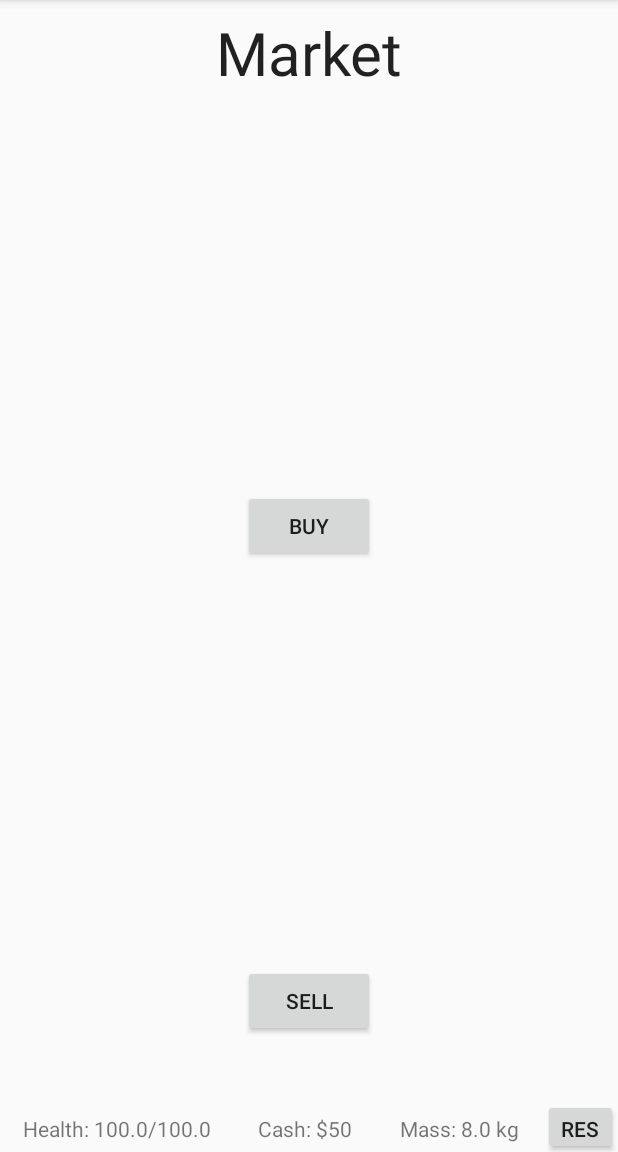
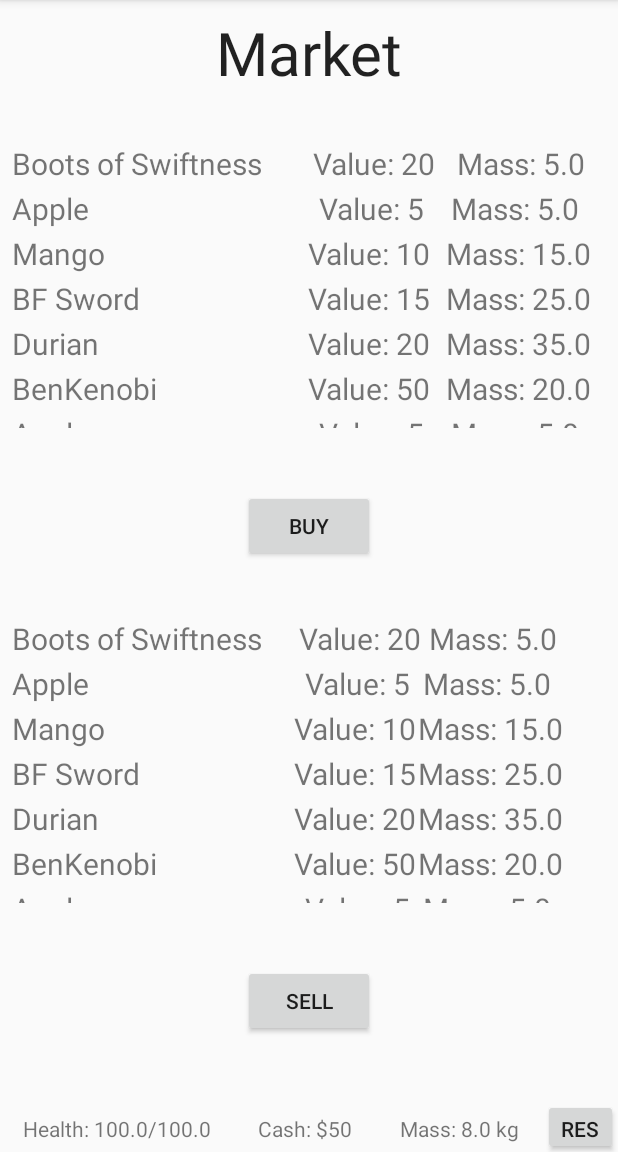
Before and after one commit to Naes0/MADAssignment, an Android app: the ListFragment screen opened directly, with no data from a screen before it, on a phone screen of 412 x 824 dp, the part 84-1236 px from its top. Run offline under Robolectric (Android 15) with nearby library versions, the phone set to English and light mode, and no system bars; 1 statement that could not run was skipped.

Commit message:
simple recycler view fixes

```diff
--- a/app/src/main/java/com/naes0/madassignment/ListFragment.java
+++ b/app/src/main/java/com/naes0/madassignment/ListFragment.java
@@ -3,24 +3,20 @@ package com.naes0.madassignment;
 import android.os.Bundle;
 import android.support.v4.app.Fragment;
 
-import android.support.v7.widget.GridLayoutManager;
 import android.support.v7.widget.LinearLayoutManager;
 import android.support.v7.widget.RecyclerView;
 import android.view.LayoutInflater;
 import android.view.View;
 import android.view.ViewGroup;
-import android.widget.ImageView;
 import android.widget.TextView;
-
-import org.w3c.dom.Text;
-
-import java.util.ArrayList;
 import java.util.List;
 
 public class ListFragment extends Fragment
 {
     private GameData data;
-    private List<Item> itemList = new ArrayList<Item>();
+    private Player player;
+    private Area currArea;
+    private List<Item> itemList;
     private ItemAdapter adapter = new ItemAdapter();
 
     @Override
@@ -28,6 +24,9 @@ public class ListFragment extends Fragment
     {
         super.onCreate(b);
         GameData data = GameData.get();
+        player = data.getPlayer();
+        currArea = data.getArea(player.getRow(), player.getCol());
+        itemList = currArea.getitemList();
     }
 
     @Override
@@ -89,11 +88,4 @@ public class ListFragment extends Fragment
         }
     }
 
-    public void setItemList(List<Item> itemList)
-    {
-        this.itemList.addAll(itemList);
-        adapter.notifyDataSetChanged();
-    }
-
-
 }
--- a/app/src/main/java/com/naes0/madassignment/MarketActivity.java
+++ b/app/src/main/java/com/naes0/madassignment/MarketActivity.java
@@ -26,15 +26,22 @@ public class MarketActivity extends AppCompatActivity
         Area currArea = intent.getParcelableExtra("currArea");
         List<Item> itemList = currArea.getitemList();
         FragmentManager fm = getSupportFragmentManager();
-        Fragment buyFrameFrag = fm.findFragmentById(R.id.buyFrame);
+        Fragment buyFrameFrag = fm.findFragmentById(R.id.buyframe);
+        Fragment sellFrameFrag = fm.findFragmentById(R.id.sellframe);
         Fragment statusBar = fm.findFragmentById(R.id.statusbar);
 
         if (buyFrameFrag == null)
         {
             buyFrameFrag = new ListFragment();
-            ((ListFragment) buyFrameFrag).setItemList(itemList);
-            fm.beginTransaction().add(R.id.buyFrame, buyFrameFrag).commit();
+            fm.beginTransaction().add(R.id.buyframe, buyFrameFrag).commit();
         }
+
+        if (sellFrameFrag == null)
+        {
+            sellFrameFrag = new ListFragment();
+            fm.beginTransaction().add(R.id.sellframe, sellFrameFrag).commit();
+        }
+
         if (statusBar == null)
         {
             statusBar = new StatusBarFrag();
@@ -42,4 +49,5 @@ public class MarketActivity extends AppCompatActivity
             fm.beginTransaction().add(R.id.statusbar, statusBar).commit();
         }
     }
+
 }
--- a/app/src/main/res/layout/activity_market.xml
+++ b/app/src/main/res/layout/activity_market.xml
@@ -37,10 +37,10 @@
         app:layout_constraintBottom_toTopOf="@+id/sellframe"
         app:layout_constraintRight_toRightOf="parent"
         app:layout_constraintLeft_toLeftOf="parent"
-        app:layout_constraintTop_toBottomOf="@id/buyFrame"/>
+        app:layout_constraintTop_toBottomOf="@id/buyframe"/>
 
     <FrameLayout
-        android:id="@+id/buyFrame"
+        android:id="@+id/buyframe"
         android:layout_width="match_parent"
         android:layout_height="190dp"
         android:layout_marginStart="8dp"
@@ -70,7 +70,6 @@
         app:layout_constraintBottom_toTopOf="@id/sell"
         app:layout_constraintHorizontal_bias="0.0"
         tools:layout_editor_absoluteY="314dp">
-
     </FrameLayout>
 
     <FrameLayout
@@ -80,7 +79,8 @@
         app:layout_constraintBottom_toBottomOf="parent"
         app:layout_constraintHorizontal_bias="0.0"
         app:layout_constraintLeft_toLeftOf="parent"
-        app:layout_constraintRight_toRightOf="parent"></FrameLayout>
+        app:layout_constraintRight_toRightOf="parent">
+    </FrameLayout>
 
     <Button
         android:id="@+id/sell"
```
